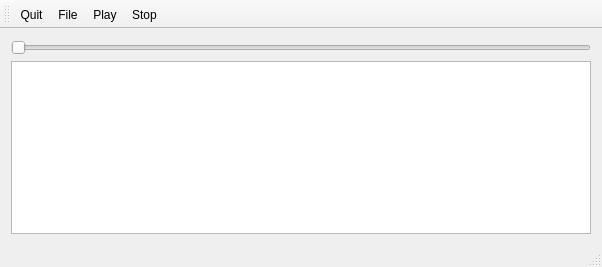
Above: mainwindow.ui from ipr/qAudiotest before the change. Below: the same form after it.
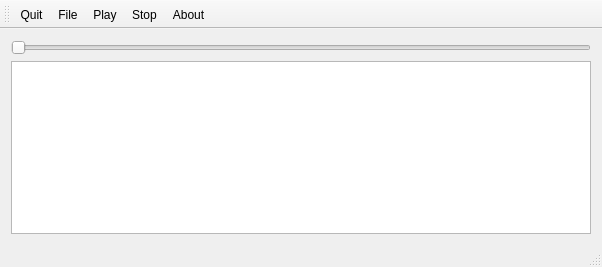
That is the form after the change.

Patch:
```diff
--- a/mainwindow.ui
+++ b/mainwindow.ui
@@ -42,6 +42,7 @@
    <addaction name="actionFile"/>
    <addaction name="actionPlay"/>
    <addaction name="actionStop"/>
+   <addaction name="actionAbout"/>
   </widget>
   <widget class="QStatusBar" name="statusBar"/>
   <action name="actionFile">
@@ -76,6 +77,14 @@
     <string>S</string>
    </property>
   </action>
+  <action name="actionAbout">
+   <property name="text">
+    <string>About</string>
+   </property>
+   <property name="shortcut">
+    <string>?</string>
+   </property>
+  </action>
  </widget>
  <layoutdefault spacing="6" margin="11"/>
  <resources/>
```
